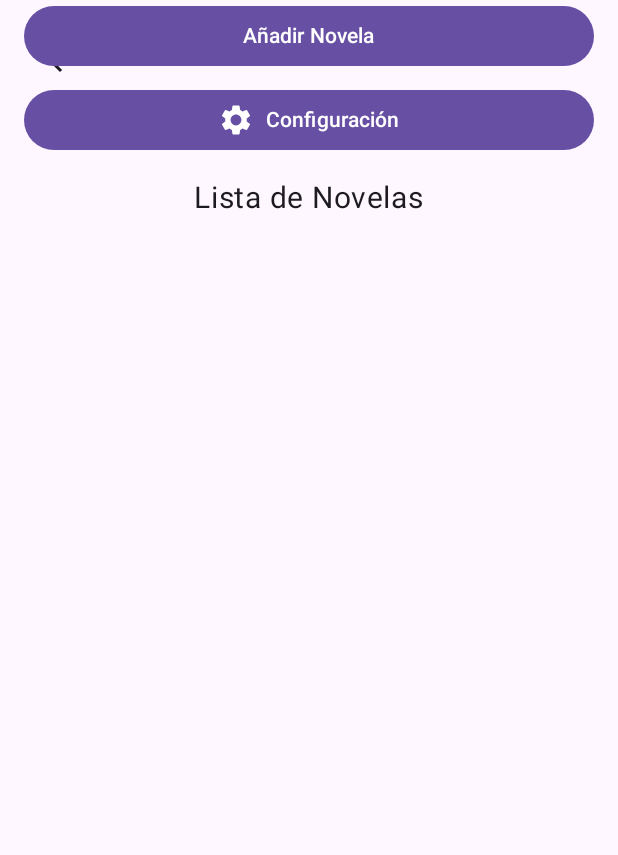
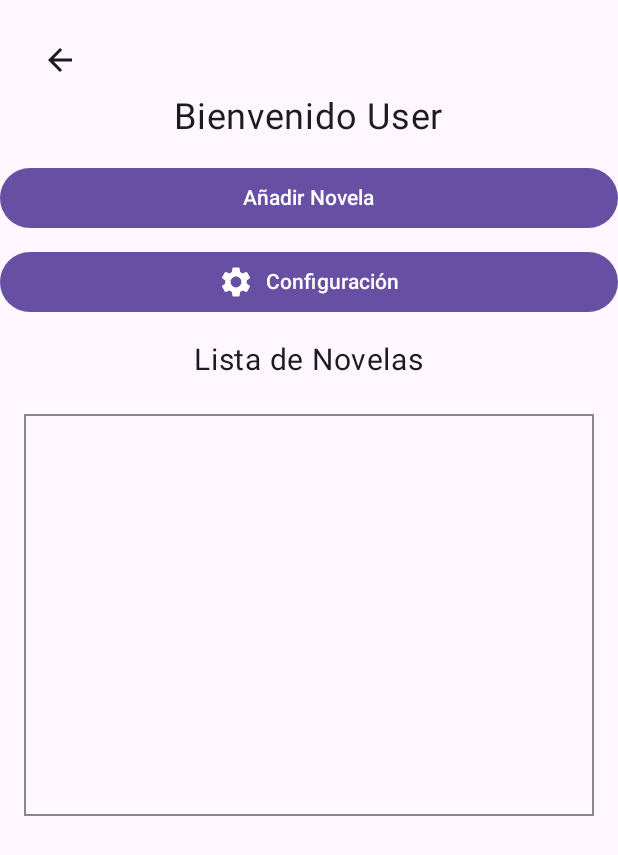
Before and after one commit to jmartter/Feedback6_eventos, an Android app built with Jetpack Compose: the MenuUsuarioActivity screen opened directly, with no data from a screen before it, on a phone screen of 412 x 824 dp. Shown: the top 855 px of the screen. Run offline under Robolectric (Android 15) with nearby library versions, the phone set to English and light mode, and no system bars; our stand-ins replace Firebase (no records; nobody signed in at launch, a user with empty details on screens opened directly).

Commit message:
Primer intento composable novelas

```diff
--- a/app/src/main/java/com/example/feedback4_eventos/Menu_Usuario/MenuUsuarioscreen.kt
+++ b/app/src/main/java/com/example/feedback4_eventos/Menu_Usuario/MenuUsuarioscreen.kt
@@ -2,7 +2,13 @@ package com.example.feedback4_eventos
 
 import NovelList
 import android.content.Intent
+import androidx.compose.foundation.border
 import androidx.compose.foundation.layout.*
+import androidx.compose.foundation.verticalScroll
+import androidx.compose.foundation.rememberScrollState
+import androidx.compose.foundation.lazy.LazyColumn
+import androidx.compose.foundation.lazy.items
+import androidx.compose.foundation.lazy.rememberLazyListState
 import androidx.compose.material3.*
 import androidx.compose.runtime.*
 import androidx.compose.ui.Alignment
@@ -12,6 +18,7 @@ import androidx.compose.ui.unit.sp
 import androidx.compose.material.icons.Icons
 import androidx.compose.material.icons.filled.ArrowBack
 import androidx.compose.material.icons.filled.Settings
+import androidx.compose.ui.graphics.Color
 import androidx.compose.ui.platform.LocalContext
 import androidx.compose.ui.tooling.preview.Preview
 import com.example.feedback4_eventos.Base_datos.Novela
@@ -47,6 +54,7 @@ fun MenuUsuarioScreen(
                 .fillMaxSize()
                 .padding(innerPadding)
         ) {
+            // Back Button
             IconButton(
                 onClick = {
                     val intent = Intent(context, LoginActivity::class.java)
@@ -56,6 +64,8 @@ fun MenuUsuarioScreen(
             ) {
                 Icon(Icons.Filled.ArrowBack, contentDescription = "Back")
             }
+
+            // Main content
             Column(
                 modifier = Modifier
                     .fillMaxSize()
@@ -64,32 +74,54 @@ fun MenuUsuarioScreen(
                 horizontalAlignment = Alignment.CenterHorizontally
             ) {
                 Text(text = "Bienvenido $userName", fontSize = 24.sp, modifier = Modifier.padding(bottom = 16.dp))
-            }
-            Column(
-                modifier = Modifier
-                    .fillMaxSize()
-                    .padding(horizontal = 16.dp),
-                verticalArrangement = Arrangement.Center,
-                horizontalAlignment = Alignment.CenterHorizontally
-            ) {
+
+                // Add Novela Button
                 Button(
                     onClick = onAddNovela,
-                    modifier = Modifier.fillMaxWidth()
+                    modifier = Modifier
+                        .fillMaxWidth()
+                        .padding(bottom = 8.dp) // Adjust space between buttons
                 ) {
                     Text("Añadir Novela")
                 }
-                Spacer(modifier = Modifier.height(8.dp))
+
+                // Configuración Button
                 Button(
                     onClick = onConfiguracion,
-                    modifier = Modifier.fillMaxWidth()
+                    modifier = Modifier
+                        .fillMaxWidth()
+                        .padding(bottom = 16.dp) // Adjust space between buttons
                 ) {
                     Icon(Icons.Filled.Settings, contentDescription = "Configuración")
                     Spacer(modifier = Modifier.width(8.dp))
                     Text("Configuración")
                 }
-                Spacer(modifier = Modifier.height(16.dp))
+
+                // Novela List Section
                 Text(text = "Lista de Novelas", fontSize = 20.sp, modifier = Modifier.padding(bottom = 8.dp))
-                NovelList(novelas = novelas, onSelectNovela = { /* Handle novela selection */ })
+
+                // Box for novelas list with fixed size and scrollbar
+                Box(
+                    modifier = Modifier
+                        .fillMaxWidth()
+                        .height(300.dp) // Fixed height for the novelas list
+                        .padding(16.dp)
+                        .border(1.dp, Color.Gray) // Border to make it visually distinct
+                ) {
+                    val state = rememberLazyListState()
+                    LazyColumn(
+                        state = state,
+                        modifier = Modifier.fillMaxSize()
+                    ) {
+                        items(novelas) { novela ->
+                            Text(
+                                text = novela.titulo,
+                                fontSize = 16.sp,
+                                modifier = Modifier.padding(8.dp)
+                            )
+                        }
+                    }
+                }
             }
         }
     }
```
